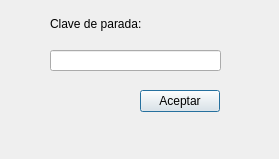
This is claveop.ui in fernandusxd1/Informatica_Avanzada as Qt 5 draws it before an edit. The edited form follows.
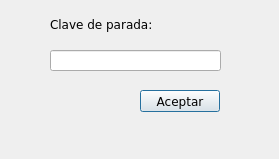
This is the edited form.

The edit to the form file:
```diff
--- a/claveop.ui
+++ b/claveop.ui
@@ -10,6 +10,11 @@
     <height>159</height>
    </rect>
   </property>
+  <property name="font">
+   <font>
+    <family>Verdana</family>
+   </font>
+  </property>
   <property name="windowTitle">
    <string>Dialog</string>
   </property>
@@ -22,6 +27,11 @@
      <height>22</height>
     </rect>
    </property>
+   <property name="font">
+    <font>
+     <family>Verdana</family>
+    </font>
+   </property>
    <property name="text">
     <string>Aceptar</string>
    </property>
@@ -35,6 +45,11 @@
      <height>20</height>
     </rect>
    </property>
+   <property name="font">
+    <font>
+     <family>Verdana</family>
+    </font>
+   </property>
    <property name="text">
     <string>Clave de parada:</string>
    </property>
```
Left out of the diff: 2 changed lines with no effect on the pictures.
